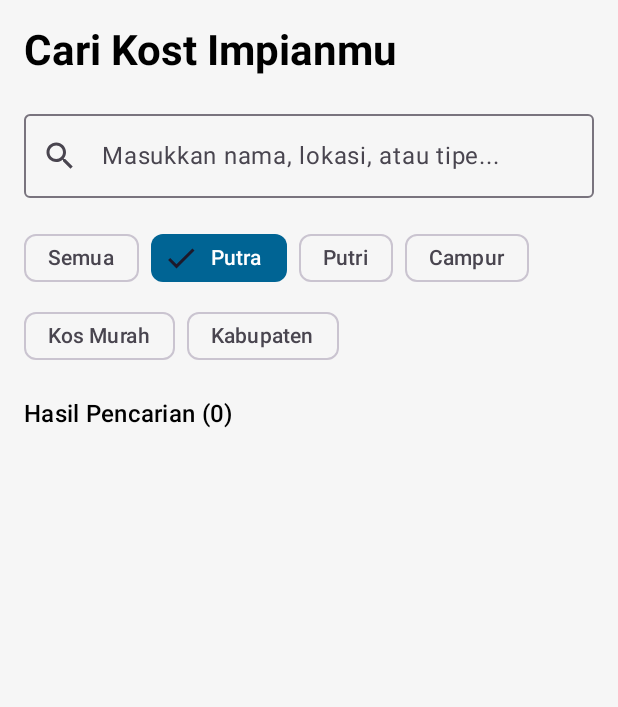
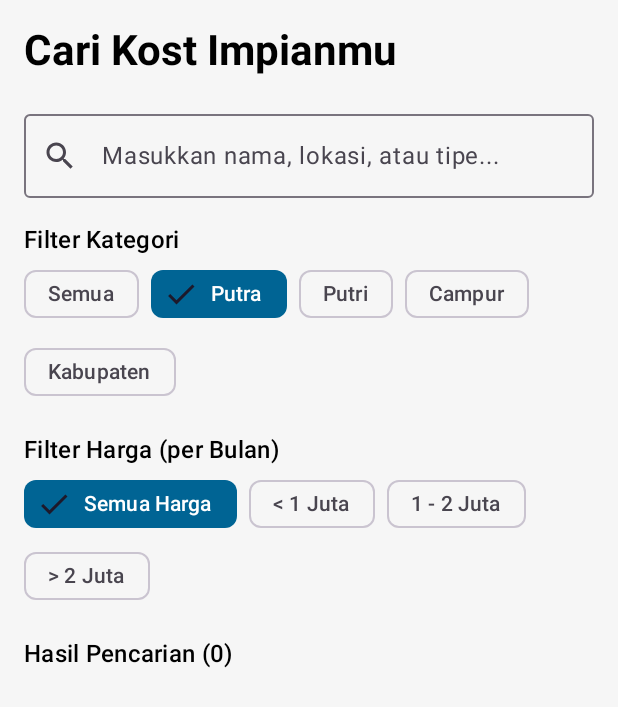
Before and after one commit to zikyegusde/KostFinder, an Android app built with Jetpack Compose: the SearchScreen screen opened through its navigation route, after a tap on "Putra", on a phone screen of 412 x 824 dp. Shown: the top 707 px of the screen. Run offline under Robolectric (Android 15) with nearby library versions, the light colour scheme and no system bars; our stand-ins replace Firebase (no records; nobody signed in at launch, a user with empty details on screens opened directly); libraries missing offline, so code that uses them is left out: com.cloudinary.android.

Commit message:
update20

```diff
--- a/app/src/main/java/com/example/kostfinder/screens/SearchScreen.kt
+++ b/app/src/main/java/com/example/kostfinder/screens/SearchScreen.kt
@@ -18,6 +18,9 @@ import com.example.kostfinder.KostViewModel
 import com.example.kostfinder.screens.common.KostCardItem
 import com.example.kostfinder.screens.common.ShimmerKostCardPlaceholder
 import java.util.Locale
+
+// Data class untuk rentang harga agar lebih mudah dikelola
+data class PriceRange(val label: String, val min: Long, val max: Long)
 
 @OptIn(ExperimentalMaterial3Api::class, ExperimentalLayoutApi::class)
 @Composable
@@ -43,7 +46,17 @@ fun SearchScreen(
     var selectedKabupaten by remember { mutableStateOf<String?>(null) }
     var isKabupatenMenuExpanded by remember { mutableStateOf(false) }
 
-    val categories = listOf("Semua", "Putra", "Putri", "Campur", "Kos Murah")
+    // --- PENAMBAHAN UNTUK FILTER HARGA ---
+    val priceRanges = listOf(
+        PriceRange("Semua Harga", 0, Long.MAX_VALUE),
+        PriceRange("< 1 Juta", 0, 1_000_000),
+        PriceRange("1 - 2 Juta", 1_000_000, 2_000_000),
+        PriceRange("> 2 Juta", 2_000_000, Long.MAX_VALUE)
+    )
+    var selectedPriceRange by remember { mutableStateOf(priceRanges.first()) }
+    // ------------------------------------
+
+    val categories = listOf("Semua", "Putra", "Putri", "Campur") // Kos Murah dihapus karena digantikan range harga
     val kabupatenOptions = listOf("Badung", "Bangli", "Buleleng", "Denpasar", "Gianyar", "Jembrana", "Karangasem", "Klungkung", "Tabanan")
 
     fun parsePrice(price: String): Long {
@@ -59,13 +72,14 @@ fun SearchScreen(
             }
             val cleanedString = lowerCasePrice.replace(Regex("\\D"), "")
             if (cleanedString.isBlank()) return 0L
+            // Menghapus karakter non-digit dari harga yang sudah diformat (misal: "Rp1.500.000")
             return cleanedString.toLong()
         } catch (_: Exception) {
             return 0L
         }
     }
 
-    val filteredKosts = remember(searchQuery, selectedCategories, selectedKabupaten, allKosts) {
+    val filteredKosts = remember(searchQuery, selectedCategories, selectedKabupaten, selectedPriceRange, allKosts) {
         var result = allKosts
 
         if (searchQuery.isNotBlank()) {
@@ -83,27 +97,27 @@ fun SearchScreen(
         }
 
         if (!selectedCategories.contains("Semua")) {
-            selectedCategories.forEach { category ->
-                result = when (category) {
-                    "Kos Murah" -> result.filter { kost ->
-                        val priceToCheck = kost.promoPrice ?: kost.price
-                        val priceValue = parsePrice(priceToCheck)
-                        priceValue > 0 && priceValue <= 1_000_000
-                    }
-                    "Putra", "Putri", "Campur" -> result.filter { it.type.equals(category, ignoreCase = true) }
-                    else -> result
-                }
+            result = result.filter { kost -> selectedCategories.any { it.equals(kost.type, ignoreCase = true) } }
+        }
+
+        // --- PENAMBAHAN LOGIKA FILTER HARGA ---
+        if (selectedPriceRange.label != "Semua Harga") {
+            result = result.filter { kost ->
+                val priceToCheck = kost.promoPrice ?: kost.price
+                val priceValue = parsePrice(priceToCheck)
+                priceValue > selectedPriceRange.min && priceValue <= selectedPriceRange.max
             }
         }
+        // -------------------------------------
+
         result
     }
 
-    // ## PERUBAHAN DI SINI: Dibungkus dengan Scaffold ##
     Scaffold { paddingValues ->
         Column(
             modifier = Modifier
                 .fillMaxSize()
-                .padding(paddingValues) // Gunakan padding dari Scaffold
+                .padding(paddingValues)
                 .padding(16.dp)
         ) {
             Text("Cari Kost Impianmu", style = MaterialTheme.typography.headlineMedium, fontWeight = FontWeight.Bold)
@@ -119,6 +133,7 @@ fun SearchScreen(
             )
             Spacer(modifier = Modifier.height(16.dp))
 
+            Text("Filter Kategori", style = MaterialTheme.typography.titleMedium)
             FlowRow(
                 modifier = Modifier.fillMaxWidth(),
                 horizontalArrangement = Arrangement.spacedBy(8.dp),
@@ -153,7 +168,6 @@ fun SearchScreen(
                         colors = FilterChipDefaults.filterChipColors(
                             selectedContainerColor = MaterialTheme.colorScheme.primary,
                             selectedLabelColor = Color.White,
-                            // ## TAMBAHAN: Warna untuk chip yang tidak terpilih ##
                             labelColor = MaterialTheme.colorScheme.onSurfaceVariant,
                             iconColor = MaterialTheme.colorScheme.onSurfaceVariant
                         )
@@ -181,8 +195,35 @@ fun SearchScreen(
                     }
                 }
             }
+
+            // --- UI UNTUK FILTER HARGA ---
             Spacer(modifier = Modifier.height(16.dp))
+            Text("Filter Harga (per Bulan)", style = MaterialTheme.typography.titleMedium)
+            FlowRow(
+                modifier = Modifier.fillMaxWidth(),
+                horizontalArrangement = Arrangement.spacedBy(8.dp)
+            ) {
+                priceRanges.forEach { range ->
+                    val isSelected = selectedPriceRange == range
+                    FilterChip(
+                        selected = isSelected,
+                        onClick = { selectedPriceRange = range },
+                        label = { Text(range.label) },
+                        leadingIcon = if (isSelected) {
+                            { Icon(imageVector = Icons.Default.Done, contentDescription = "Done") }
+                        } else null,
+                        colors = FilterChipDefaults.filterChipColors(
+                            selectedContainerColor = MaterialTheme.colorScheme.primary,
+                            selectedLabelColor = Color.White,
+                            labelColor = MaterialTheme.colorScheme.onSurfaceVariant,
+                            iconColor = MaterialTheme.colorScheme.onSurfaceVariant
+                        )
+                    )
+                }
+            }
+            // -----------------------------
 
+            Spacer(modifier = Modifier.height(16.dp))
             Text(
                 "Hasil Pencarian (${filteredKosts.size})",
                 style = MaterialTheme.typography.titleMedium,
```
